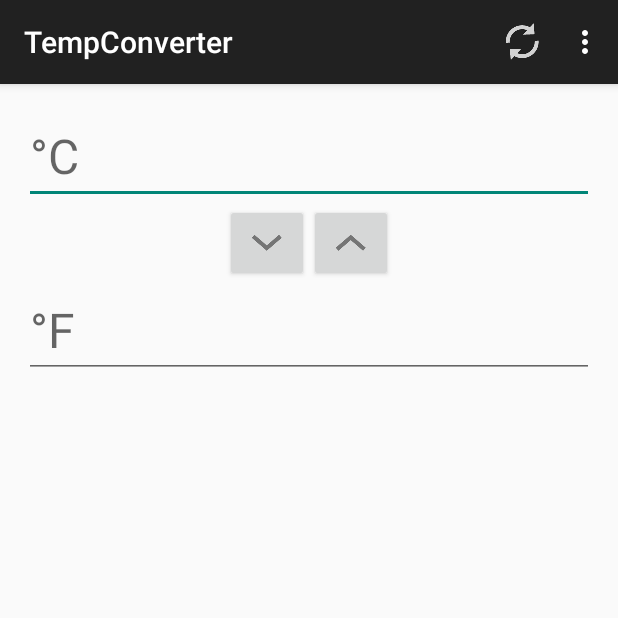
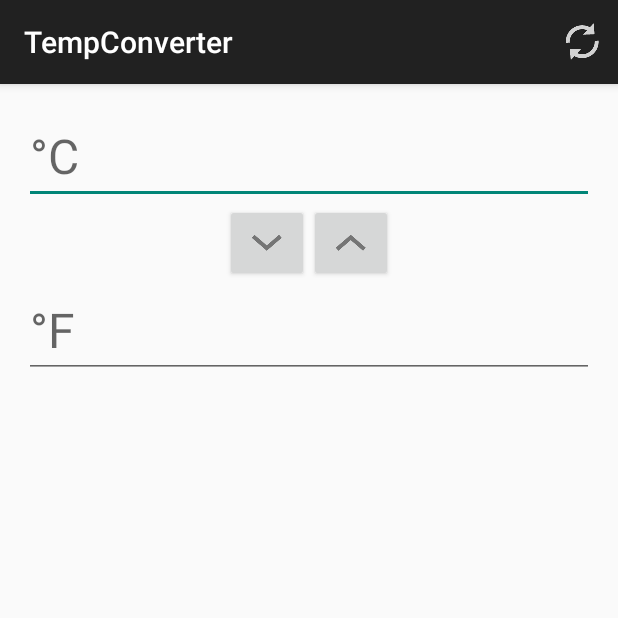
Before and after one commit to artem-p/TempConverter, an Android app: the screen it shows after launch (MainActivity), after a tap on "обновить", on a phone screen of 412 x 824 dp, the top half of it. Run offline under Robolectric (Android 15) with nearby library versions, the phone set to English and light mode, and no system bars.

Commit message:
Убираем пока сеттингс

```diff
--- a/app/src/main/java/ru/artempugachev/tempconverter/MainActivity.java
+++ b/app/src/main/java/ru/artempugachev/tempconverter/MainActivity.java
@@ -53,9 +53,9 @@ public class MainActivity extends ActionBarActivity {
         int id = item.getItemId();
 
         //noinspection SimplifiableIfStatement
-        if (id == R.id.action_settings) {
-            return true;
-        }
+//        if (id == R.id.action_settings) {
+//            return true;
+//        }
 
         if(id == R.id.action_refresh) {
             //  Очищаем поля ввода
--- a/app/src/main/res/menu/menu_main.xml
+++ b/app/src/main/res/menu/menu_main.xml
@@ -6,6 +6,6 @@
         android:title="@string/action_update"
         app:showAsAction="always|withText"/>
 
-    <item android:id="@+id/action_settings" android:title="@string/action_settings"
-        android:orderInCategory="100" app:showAsAction="never" />
+    <!--<item android:id="@+id/action_settings" android:title="@string/action_settings"-->
+        <!--android:orderInCategory="100" app:showAsAction="never" />-->
 </menu>
```
